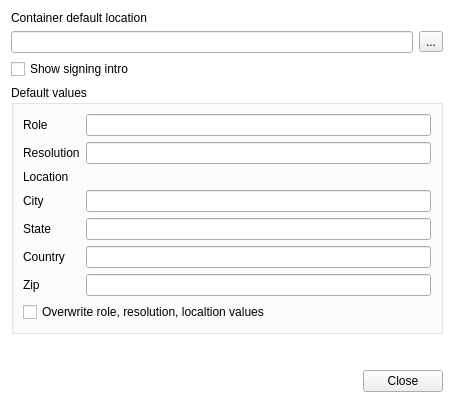
Before: the Qt Designer form qdigidocclient/trunk/src/ui/Settings.ui in tixsys/esteid, drawn with Qt 5.
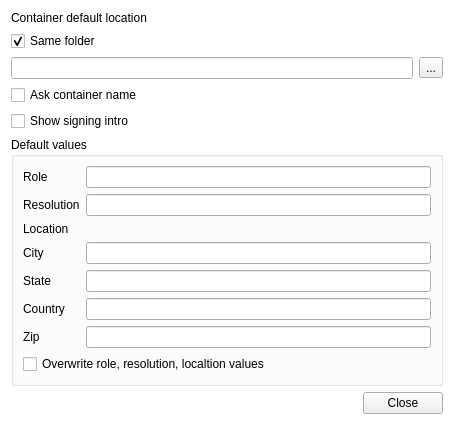
After: the same form once the commit is applied.

Commit message: Settings options: * creating bdoc to same folder where file is * ask bdoc name/location

```diff
--- a/qdigidocclient/trunk/src/ui/Settings.ui
+++ b/qdigidocclient/trunk/src/ui/Settings.ui
@@ -9,7 +9,7 @@
     <x>0</x>
     <y>0</y>
     <width>454</width>
-    <height>403</height>
+    <height>415</height>
    </rect>
   </property>
   <property name="windowTitle" >
@@ -29,6 +29,16 @@
      </property>
     </widget>
    </item>
+   <item>
+    <widget class="QCheckBox" name="defaultSameDir" >
+     <property name="text" >
+      <string>Same folder</string>
+     </property>
+     <property name="checked" >
+      <bool>true</bool>
+     </property>
+    </widget>
+   </item>
    <item>
     <layout class="QHBoxLayout" name="horizontalLayout" >
      <item>
@@ -47,6 +57,13 @@
      </item>
     </layout>
    </item>
+   <item>
+    <widget class="QCheckBox" name="askSaveAs" >
+     <property name="text" >
+      <string>Ask container name</string>
+     </property>
+    </widget>
+   </item>
    <item>
     <widget class="QCheckBox" name="showIntro" >
      <property name="text" >
```
Left out of the diff: 32 changed lines with no effect on the pictures. The commit also changes 2 other files.
